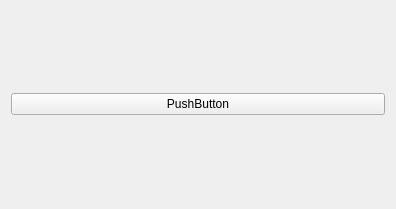
Before: the Qt Designer form src/GUI/PinTracerUI/TracedProcessWidget.ui in h3xduck/TaintBlade, drawn with Qt 5.
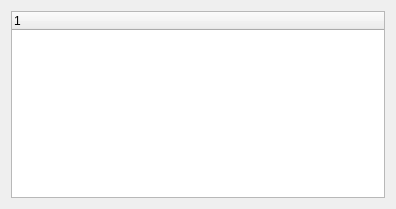
After: the same form once the commit is applied.

Commit message: Added thread that scans for files generated by the program and gets traced processes, passing them to the UI. Also stops appropiately

```diff
--- a/src/GUI/PinTracerUI/TracedProcessWidget.ui
+++ b/src/GUI/PinTracerUI/TracedProcessWidget.ui
@@ -27,10 +27,12 @@
   </property>
   <layout class="QVBoxLayout" name="verticalLayout">
    <item>
-    <widget class="QPushButton" name="pushButton">
+    <widget class="QTreeWidget" name="treeWidget">
+     <column>
      <property name="text">
-      <string>PushButton</string>
-     </property>
+       <string notr="true">1</string>
+      </property>
+     </column>
     </widget>
    </item>
   </layout>
```
Lines whose indentation alone changed are shown as unchanged. The commit also changes 96 other files.
